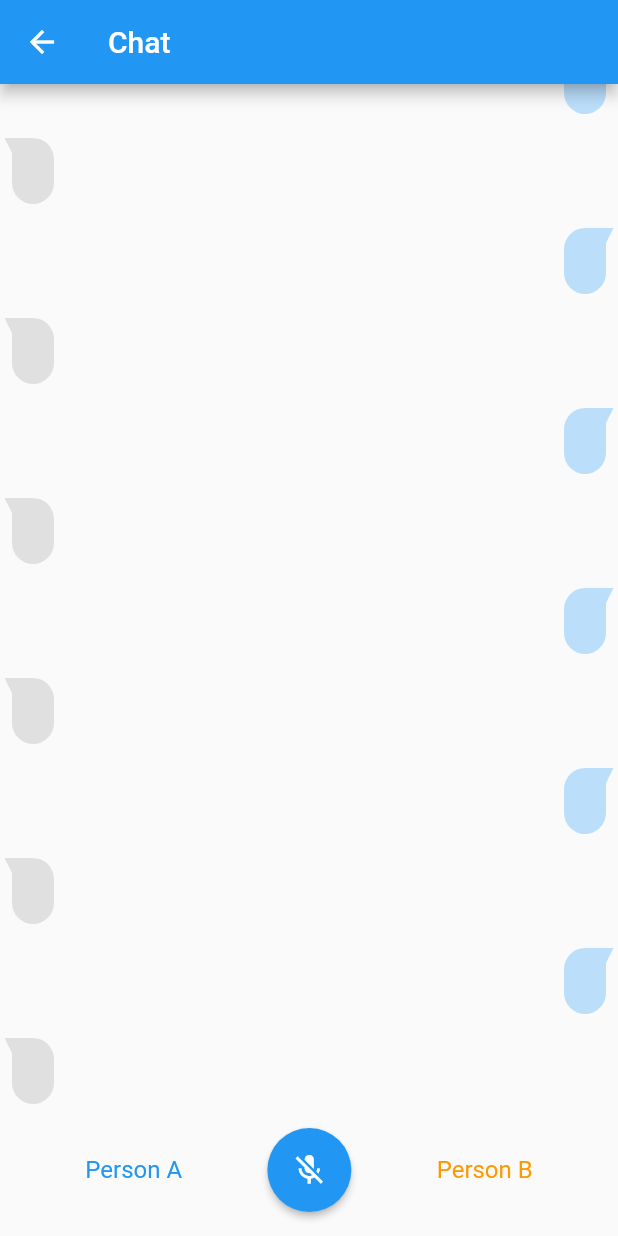
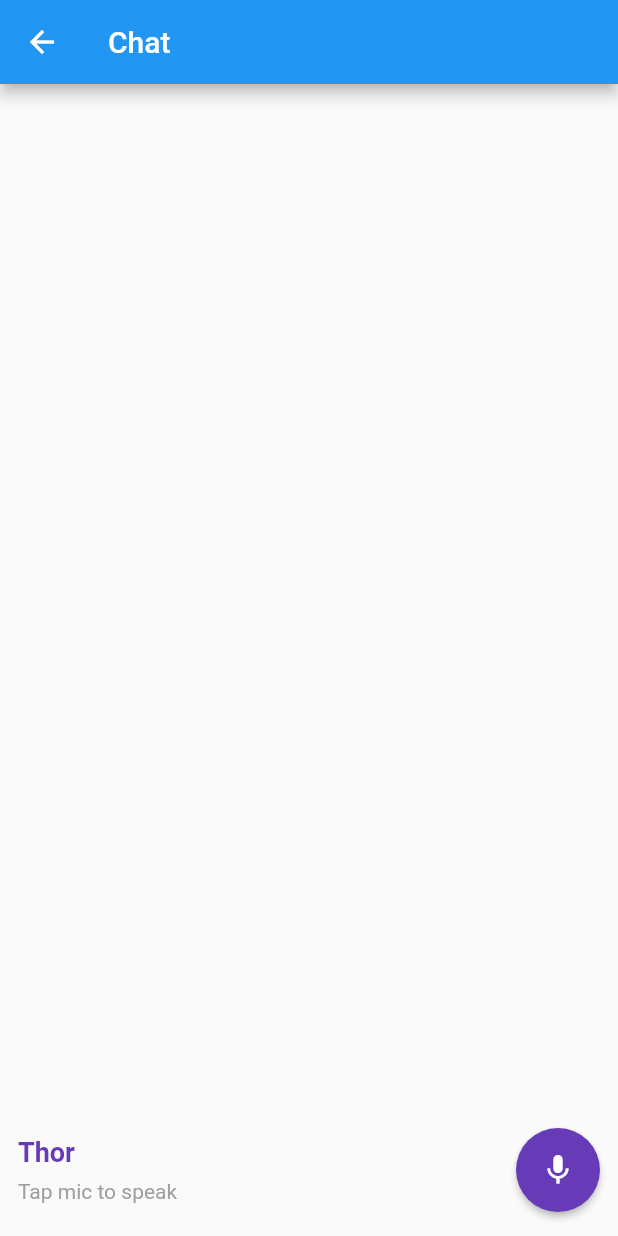
Before and after one commit to ReachPooja/voice_chat, a Flutter app: the screen it shows after launch, after a tap on "Connect Me with a Random Person", on a phone screen of 412 x 824 dp. Run offline on Flutter 3.47's test engine with Material 2 defaults, Android fonts, the phone set to English and light mode, and no system bars; our stand-ins replace bloc, dartz, equatable, flutter_bloc, freezed_annotation, get_it and 4 more; accounts and stored records are empty.

Commit message:
feat: chat ui

```diff
--- a/lib/src/chat/view/chat_view.dart
+++ b/lib/src/chat/view/chat_view.dart
@@ -1,60 +1,46 @@
+import 'dart:developer';
+
 import 'package:flutter/material.dart';
-import 'package:speech_to_text/speech_recognition_result.dart';
-import 'package:speech_to_text/speech_to_text.dart';
+import 'package:flutter_bloc/flutter_bloc.dart';
+import 'package:lottie/lottie.dart';
+import 'package:voice_chat/app/injector/injector.dart';
+import 'package:voice_chat/src/chat/bloc/chat_bloc.dart';
 import 'package:voice_chat/src/chat/view/widgets/chat_tile.dart';
 
-class ChatView extends StatefulWidget {
+class ChatView extends StatelessWidget {
   const ChatView({super.key});
 
   @override
-  State<ChatView> createState() => _ChatViewState();
+  Widget build(BuildContext context) {
+    return BlocProvider(
+      create: (context) => getIt<ChatBloc>()..add(SpeechInitialized()),
+      child: const ChatPage(),
+    );
+  }
 }
 
-class _ChatViewState extends State<ChatView> {
+class ChatPage extends StatefulWidget {
+  const ChatPage({super.key});
+
+  @override
+  State<ChatPage> createState() => _ChatPageState();
+}
+
+class _ChatPageState extends State<ChatPage> {
   late ScrollController _controller;
-  SpeechToText _speechToText = SpeechToText();
-  bool _speechEnabled = false;
-  String _lastWords = '';
+  late TextEditingController _textController;
 
   @override
   void initState() {
     super.initState();
-    _initSpeech();
     _controller = ScrollController();
-  }
-
-  /// This has to happen only once per app
-  void _initSpeech() async {
-    _speechEnabled = await _speechToText.initialize();
-    setState(() {});
-  }
-
-  /// Each time to start a speech recognition session
-  void _startListening() async {
-    await _speechToText.listen(onResult: _onSpeechResult);
-    setState(() {});
-  }
-
-  /// Manually stop the active speech recognition session
-  /// Note that there are also timeouts that each platform enforces
-  /// and the SpeechToText plugin supports setting timeouts on the
-  /// listen method.
-  void _stopListening() async {
-    await _speechToText.stop();
-    setState(() {});
-  }
-
-  /// This is the callback that the SpeechToText plugin calls when
-  /// the platform returns recognized words.
-  void _onSpeechResult(SpeechRecognitionResult result) {
-    setState(() {
-      _lastWords = result.recognizedWords;
-    });
+    _textController = TextEditingController();
   }
 
   @override
   void dispose() {
     _controller.dispose();
+    _textController.dispose();
     super.dispose();
   }
 
@@ -64,66 +50,147 @@ class _ChatViewState extends State<ChatView> {
       appBar: AppBar(
         title: const Text('Chat'),
       ),
-      body: ListView.builder(
+      body: MultiBlocListener(
+        listeners: [
+          BlocListener<ChatBloc, ChatState>(
+            listenWhen: (p, c) => p.currentText != c.currentText,
+            listener: (context, state) {
+              _textController.text = state.currentText;
+            },
+          ),
+          BlocListener<ChatBloc, ChatState>(
+            listenWhen: (p, c) => p.conversation != c.conversation,
+            listener: (context, state) {
+              if (!_controller.hasClients) return;
+
+              if (_controller.offset < _controller.position.maxScrollExtent) {
+                final bottomOffset = _controller.position.maxScrollExtent +
+                    kBottomNavigationBarHeight;
+                _controller.animateTo(
+                  bottomOffset,
+                  duration: const Duration(milliseconds: 500),
+                  curve: Curves.ease,
+                );
+              }
+            },
+          ),
+        ],
+        child: BlocBuilder<ChatBloc, ChatState>(
+          builder: (context, state) {
+            return ListView.builder(
               controller: _controller,
-        reverse: true,
-        itemCount: 17,
+              itemCount: state.conversation.chats.length,
               physics: const BouncingScrollPhysics(),
               padding: const EdgeInsets.all(8),
-        itemBuilder: (context, index) => ChatTile(
-          isMyChat: index.isOdd,
-          text: _lastWords,
+              itemBuilder: (context, index) {
+                final chat = state.conversation.chats[index];
+                return ChatTile(
+                  isMyChat: chat.isMyChat,
+                  text: chat.text,
+                );
+              },
+            );
+          },
         ),
       ),
-      bottomNavigationBar: Column(
+      bottomNavigationBar: BlocBuilder<ChatBloc, ChatState>(
+        builder: (context, state) {
+          return Column(
             mainAxisSize: MainAxisSize.min,
             crossAxisAlignment: CrossAxisAlignment.stretch,
             children: [
-          Row(
-            mainAxisAlignment: MainAxisAlignment.spaceEvenly,
+              Padding(
+                padding: const EdgeInsets.symmetric(horizontal: 12),
+                child: Row(
                   children: [
-              const Text(
-                'Person A',
-                style: TextStyle(
-                  fontSize: 16,
-                  color: Colors.blue,
+                    Expanded(
+                      child: state.isListening
+                          ? TextField(
+                              controller: _textController,
+                              decoration: InputDecoration(
+                                hintText:
+                                    '${state.isMyChat ? 'Thor' : 'Loki'} is Speaking',
+                                contentPadding: const EdgeInsets.symmetric(
+                                  horizontal: 16,
+                                ),
+                                border: OutlineInputBorder(
+                                  borderRadius: BorderRadius.circular(100),
                                 ),
                               ),
-              InkWell(
+                            )
+                          : Column(
+                              crossAxisAlignment: CrossAxisAlignment.stretch,
+                              children: [
+                                Text(
+                                  state.isMyChat ? 'Thor' : 'Loki',
+                                  style: TextStyle(
+                                    fontSize: 18,
+                                    fontWeight: FontWeight.w600,
+                                    color: state.isMyChat
+                                        ? Colors.deepPurple
+                                        : Colors.orange,
+                                  ),
+                                ),
+                                const SizedBox(height: 8),
+                                const Text(
+                                  'Tap mic to speak',
+                                  style: TextStyle(
+                                    color: Colors.grey,
+                                  ),
+                                ),
+                              ],
+                            ),
+                    ),
+                    BlocBuilder<ChatBloc, ChatState>(
+                      builder: (context, state) {
+                        return state.isListening
+                            ? Lottie.asset(
+                                'assets/lottie/wave.json',
+                                height: 60,
+                              )
+                            : InkWell(
                                 borderRadius: BorderRadius.circular(100),
-                onTap: _speechToText.isNotListening
-                    ? _startListening
-                    : _stopListening,
+                                onTap: () {
+                                  if (state.isListening) {
+                                    context
+                                        .read<ChatBloc>()
+                                        .add(ListeningEnded());
+                                  } else {
+                                    context
+                                        .read<ChatBloc>()
+                                        .add(ListeningStarted());
+                                  }
+                                },
                                 child: Card(
                                   margin: EdgeInsets.zero,
                                   elevation: 2,
                                   shape: RoundedRectangleBorder(
                                     borderRadius: BorderRadius.circular(100),
                                   ),
-                  color: Theme.of(context).primaryColor,
-                  child: Padding(
-                    padding: const EdgeInsets.all(16),
+                                  color: state.isMyChat
+                                      ? Colors.deepPurple
+                                      : Colors.orange,
+                                  child: const Padding(
+                                    padding: EdgeInsets.all(16),
                                     child: Icon(
-                      _speechToText.isNotListening ? Icons.mic_off : Icons.mic,
+                                      Icons.mic,
                                       size: 24,
                                       color: Colors.white,
                                     ),
                                   ),
                                 ),
-              ),
-              const Text(
-                'Person B',
-                style: TextStyle(
-                  fontSize: 16,
-                  color: Colors.orange,
-                ),
+                              );
+                      },
                     ),
                   ],
+                ),
               ),
               const SizedBox(
                 height: 16,
               ),
             ],
+          );
+        },
       ),
     );
   }
--- a/lib/src/chat/view/widgets/chat_bubble.dart
+++ b/lib/src/chat/view/widgets/chat_bubble.dart
@@ -26,14 +26,16 @@ class ChatBubble extends StatelessWidget {
               alignment: Alignment.center,
               transform: Matrix4.rotationY(pi),
               child: CustomPaint(
-                painter: BubblePoint(Colors.grey.shade300),
+                painter: BubblePoint(Colors.orange.shade300),
               ),
             ),
           Flexible(
             child: Container(
               padding: const EdgeInsets.all(14),
               decoration: BoxDecoration(
-                color: isMyChat ? Colors.blue.shade100 : Colors.grey.shade300,
+                color: isMyChat
+                    ? Colors.deepPurple.shade100
+                    : Colors.orange.shade300,
                 borderRadius: BorderRadius.only(
                   topLeft: Radius.circular(isMyChat ? 18 : 0),
                   topRight: Radius.circular(isMyChat ? 0 : 18),
@@ -43,7 +45,7 @@ class ChatBubble extends StatelessWidget {
               ),
               child: Text(
                 text,
-                style: TextStyle(
+                style: const TextStyle(
                   fontSize: 14,
                 ),
               ),
@@ -52,7 +54,7 @@ class ChatBubble extends StatelessWidget {
           if (isMyChat)
             CustomPaint(
               painter: BubblePoint(
-                Colors.blue.shade100,
+                Colors.deepPurple.shade100,
               ),
             ),
         ],
```
Also changed, not shown: assets/lottie/wave.json (added, +1 -0 lines). Lines whose indentation alone changed are shown as unchanged.
